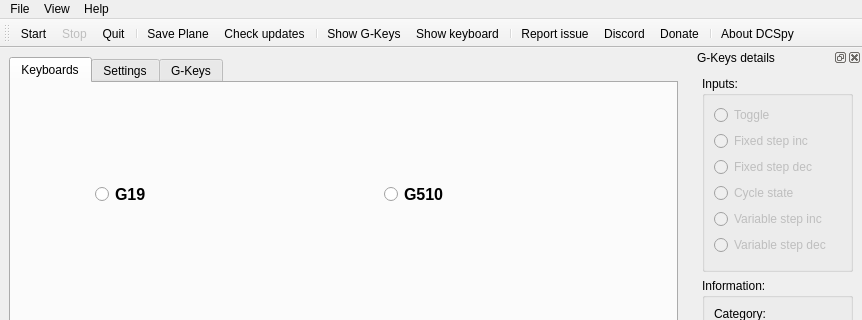
This is dcspy/ui/qtdcs.ui in emcek/dcspy as Qt 5 draws it before an edit; both pictures show x 0 to 862 and y 0 to 320 of the 862 by 650 pixel window. The edited form follows.
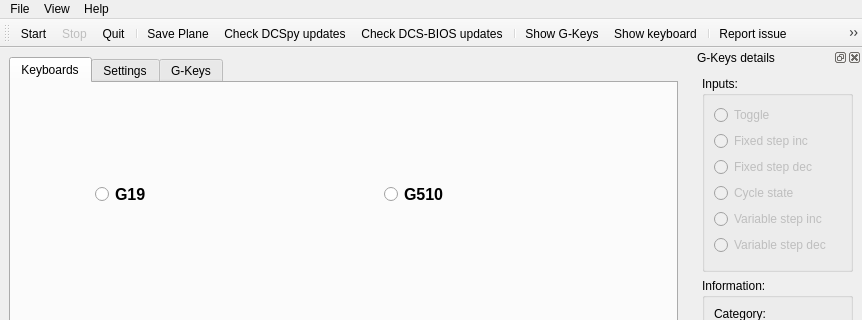
This is the edited form. Icons and pictures are not drawn.

Commit message: add check bios update menu/toolbar

Patch:
```diff
--- a/dcspy/ui/qtdcs.ui
+++ b/dcspy/ui/qtdcs.ui
@@ -800,6 +800,7 @@
    <addaction name="separator"/>
    <addaction name="a_save_plane"/>
    <addaction name="a_check_updates"/>
+   <addaction name="a_check_bios_updates"/>
    <addaction name="separator"/>
    <addaction name="a_show_gkeys"/>
    <addaction name="a_show_keyboard"/>
@@ -1100,7 +1101,10 @@
      <normaloff>:/icons/img/view-refresh.svg</normaloff>:/icons/img/view-refresh.svg</iconset>
    </property>
    <property name="text">
-    <string>Check updates</string>
+    <string>Check DCSpy updates</string>
+   </property>
+   <property name="toolTip">
+    <string>Check DCSpy updates</string>
    </property>
   </action>
   <action name="a_quit">
@@ -1226,6 +1230,15 @@
     <string>Stop client</string>
    </property>
   </action>
+  <action name="a_check_bios_updates">
+   <property name="icon">
+    <iconset resource="../qtgui.qrc">
+     <normaloff>:/icons/img/network-card.svg</normaloff>:/icons/img/network-card.svg</iconset>
+   </property>
+   <property name="text">
+    <string>Check DCS-BIOS updates</string>
+   </property>
+  </action>
  </widget>
  <resources>
   <include location="../qtgui.qrc"/>
```
Left out of the diff: 6 changed lines with no effect on the pictures. The commit also changes 1 other file.
